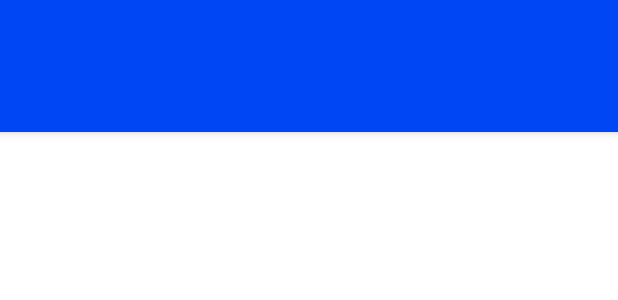
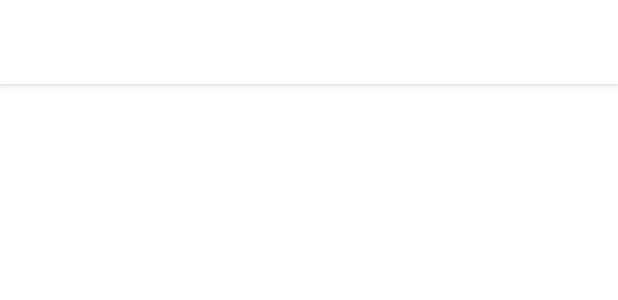
Before and after one commit to arnold-bunu/Mapped_V6, an Android app: the layout app_bar_nav.xml on its own in the app's theme, with its tools: preview values and no code run, on a phone screen of 412 x 824 dp. Shown: the top 300 px of the screen. Run offline under Robolectric (Android 15) with nearby library versions, the phone set to English and light mode, and no system bars.

Commit message:
commit deez nutz

```diff
--- a/app/src/main/java/com/example/mapped_v6/Login.java
+++ b/app/src/main/java/com/example/mapped_v6/Login.java
@@ -55,7 +55,7 @@ public class Login extends Fragment {
         demobutton.setOnClickListener(new View.OnClickListener() {
             @Override
             public void onClick(View view) {
-                Intent intent = new Intent(getActivity(), MainActivity.class);
+                Intent intent = new Intent(getActivity(), navActivity.class);
                 startActivity(intent);
             }
         });
--- a/app/src/main/java/com/example/mapped_v6/navActivity.java
+++ b/app/src/main/java/com/example/mapped_v6/navActivity.java
@@ -27,7 +27,7 @@ public class navActivity extends AppCompatActivity {
 
         binding = ActivityNavBinding.inflate(getLayoutInflater());
         setContentView(binding.getRoot());
-
+        setSupportActionBar(binding.appBarNav.toolbar);
 
         DrawerLayout drawer = binding.drawerLayout;
         NavigationView navigationView = binding.navView;
--- a/app/src/main/res/layout/app_bar_nav.xml
+++ b/app/src/main/res/layout/app_bar_nav.xml
@@ -9,19 +9,15 @@
     <com.google.android.material.appbar.AppBarLayout
         android:layout_width="match_parent"
         android:layout_height="wrap_content"
+        android:background="#FFFFFF"
         android:theme="@style/Theme.Mapped_V6.AppBarOverlay">
 
         <androidx.appcompat.widget.Toolbar
             android:id="@+id/toolbar"
             android:layout_width="match_parent"
             android:layout_height="?attr/actionBarSize"
-            android:background="?attr/colorPrimary"
+            android:background="@color/white"
             app:popupTheme="@style/Theme.Mapped_V6.AppBarOverlay" />
-        <ImageView
-            android:layout_width="wrap_content"
-            android:layout_height="wrap_content"
-            android:id="@+id/menupop"
-            android:src="@drawable/ic_baseline_density_medium_24" />
 
     </com.google.android.material.appbar.AppBarLayout>
 
--- a/app/src/main/res/navigation/mobile_navigation.xml
+++ b/app/src/main/res/navigation/mobile_navigation.xml
@@ -3,7 +3,9 @@
     xmlns:app="http://schemas.android.com/apk/res-auto"
     xmlns:tools="http://schemas.android.com/tools"
     android:id="@+id/mobile_navigation"
-    app:startDestination="@+id/nav_home">
+    app:startDestination="@+id/nav_home"
+
+    >
 
     <fragment
         android:id="@+id/nav_home"
```
